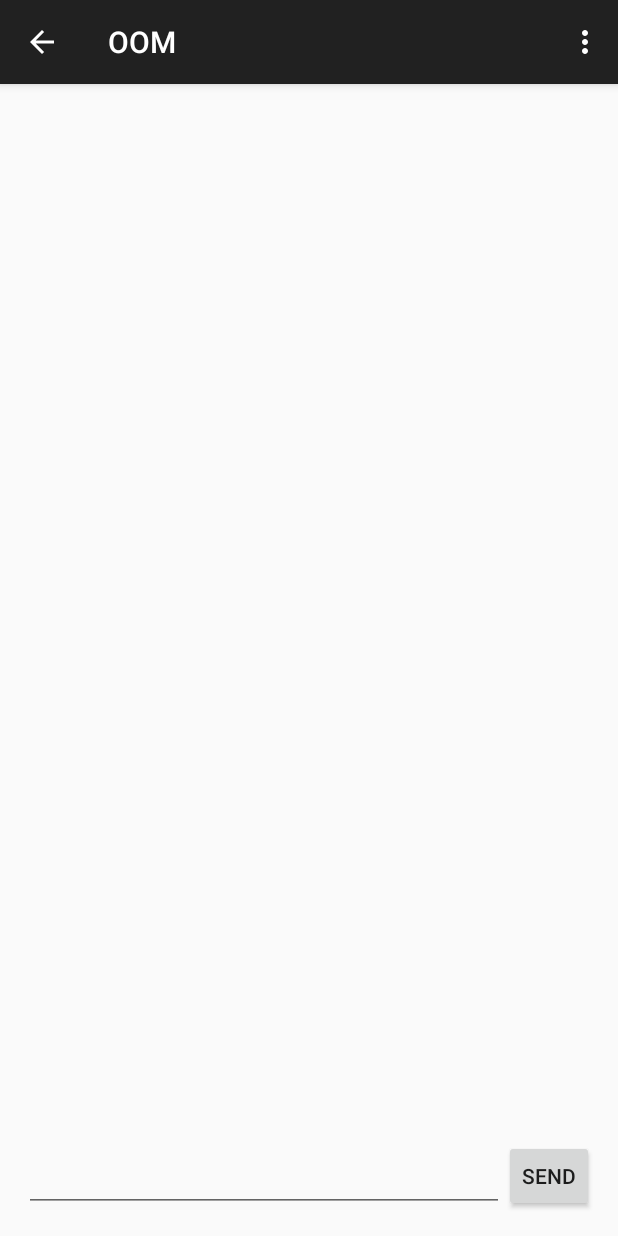
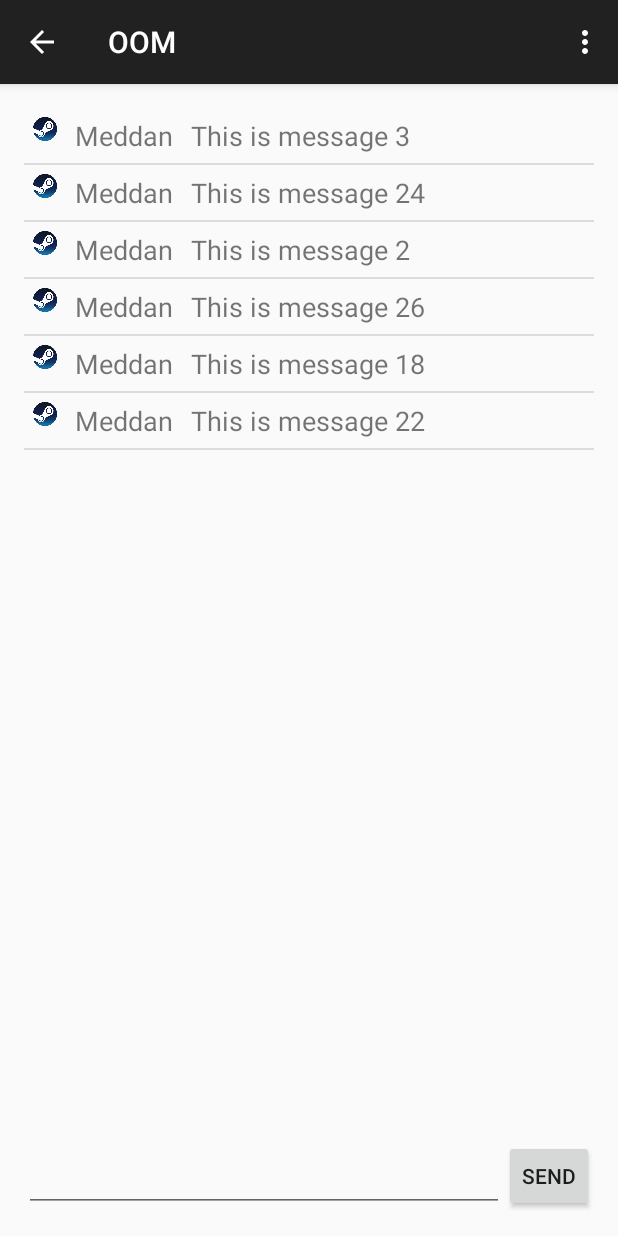
Before and after one commit to Glazastik/OOM, an Android app: the screen it shows after launch (MainActivity), after a tap on "Meddan", on a phone screen of 412 x 824 dp. Run offline under Robolectric (Android 15) with nearby library versions, the phone set to English and light mode, and no system bars; 2 statements that could not run were skipped.

Commit message:
Finally made services display correctly.

```diff
--- a/Android/OOM/app/src/main/java/se/chalmers/oomproject/oom/Contact.java
+++ b/Android/OOM/app/src/main/java/se/chalmers/oomproject/oom/Contact.java
@@ -6,6 +6,11 @@ import java.util.ArrayList;
  * Created by Anton on 2015-03-11.
  */
 public class Contact {
+
+    public static Contact Me = new Contact();
+    static {
+        Me.nickName = "Me";
+    }
 
     private String firstName, nickName, lastName;
     private ArrayList<IService> services;
@@ -51,7 +56,4 @@ public class Contact {
     public void setLastName(String lastName) {
         this.lastName = lastName;
     }
-
-
-
 }
--- a/Android/OOM/app/src/main/java/se/chalmers/oomproject/oom/Conversation.java
+++ b/Android/OOM/app/src/main/java/se/chalmers/oomproject/oom/Conversation.java
@@ -1,4 +1,6 @@
 package se.chalmers.oomproject.oom;
+
+import android.util.Log;
 
 import java.util.ArrayList;
 
@@ -12,15 +14,16 @@ public class Conversation {
     public Conversation(Contact c){
         contact = c;
         messages = new ArrayList<>();
+        ArrayList<IService> services = new ArrayList<IService>();
+        services.add(new IService.Steam());
+        for(int i = 0; i < 6; i++){
+            messages.add(new Message("This is message " + (int) (29 * Math.random()),services,c));
+        }
     }
 
-    public void addMessage(String m){
-
-        ArrayList<IService> services = new ArrayList<IService>();
-        services.add(new IService.Facebook());
-        services.add(new IService.Steam());
-        messages.add(new Message(m, services, this.contact));
-        //messages.add(m);
+    public void addMessage(Message m){
+        //TODO: Validation
+        messages.add(m);
     }
 
     public ArrayList<Message> getMessages(){ return messages; }
--- a/Android/OOM/app/src/main/java/se/chalmers/oomproject/oom/MainActivity.java
+++ b/Android/OOM/app/src/main/java/se/chalmers/oomproject/oom/MainActivity.java
@@ -21,19 +21,15 @@ import android.widget.TextView;
 
 public class MainActivity extends ActionBarActivity
         implements NavigationDrawerFragment.NavigationDrawerCallbacks {
-
     /**
      * Fragment managing the behaviors, interactions and presentation of the navigation drawer.
      */
     private NavigationDrawerFragment mNavigationDrawerFragment;
-
     /**
      * Used to store the last screen title. For use in {@link #restoreActionBar()}.
      */
     private CharSequence mTitle;
-
     private boolean isContact = false;
-
     @Override
     protected void onCreate(Bundle savedInstanceState) {
         super.onCreate(savedInstanceState);
--- a/Android/OOM/app/src/main/java/se/chalmers/oomproject/oom/Message.java
+++ b/Android/OOM/app/src/main/java/se/chalmers/oomproject/oom/Message.java
@@ -1,4 +1,6 @@
 package se.chalmers.oomproject.oom;
+
+import android.util.Log;
 
 import java.util.ArrayList;
 
--- a/Android/OOM/app/src/main/java/se/chalmers/oomproject/oom/MessageAdapter.java
+++ b/Android/OOM/app/src/main/java/se/chalmers/oomproject/oom/MessageAdapter.java
@@ -28,25 +28,29 @@ public class MessageAdapter extends ArrayAdapter<Message> {
 
     @Override
     public View getView(int position, View convertView, ViewGroup parent) {
-        // Get the data item for this position
         Message message = getItem(position);
-        // Check if an existing view is being reused, otherwise inflate the view
+        ArrayList<ImageView> imageList = new ArrayList<ImageView>();
         if (convertView == null) {
             convertView = LayoutInflater.from(getContext()).inflate(R.layout.item_message, parent, false);
-            LinearLayout serviceList = (LinearLayout) convertView.findViewById(R.id.serviceList);
+
+        }
         for(IService s : message.getServices()){
             ImageView logoView = new ImageView(this.context);
             logoView.setImageDrawable(s.getLogo(this.context));
             logoView.setAdjustViewBounds(true);
-                logoView.setMaxHeight(16);
-                logoView.setMaxWidth(16);
-                serviceList.addView(logoView);
+            logoView.setMaxHeight(24);
+            logoView.setMaxWidth(24);
+            imageList.add(logoView);
+        }
+        LinearLayout serviceList = (LinearLayout) convertView.findViewById(R.id.serviceList);
+        serviceList.removeAllViews();
+        for(ImageView i : imageList){
+            serviceList.addView(i);
         }
         TextView tvSender = (TextView) convertView.findViewById(R.id.tvSender);
         TextView tvText = (TextView) convertView.findViewById(R.id.tvText);
         tvSender.setText(message.getSender().getNickName());
         tvText.setText(message.getText());
-        }
         return convertView;
     }
 }
--- a/Android/OOM/app/src/main/res/layout/item_message.xml
+++ b/Android/OOM/app/src/main/res/layout/item_message.xml
@@ -9,18 +9,25 @@
         android:orientation="horizontal"
         android:layout_height="wrap_content"
         android:id="@+id/serviceList"
-        android:layout_weight="0"/>
+        android:layout_gravity="left"
+        android:padding="6dp"/>
 
     <TextView
         android:layout_width="wrap_content"
         android:layout_height="wrap_content"
-        android:layout_gravity="center"
         android:id="@+id/tvSender"
-        android:layout_weight="1"/>
+        android:layout_gravity="left"
+        android:padding="6dp"
+        android:textSize="8pt"/>
 
     <TextView
         android:layout_width="wrap_content"
         android:layout_height="wrap_content"
         android:id="@+id/tvText"
-        android:layout_weight="1"/>
+        android:layout_gravity="left"
+        android:padding="6dp"
+        android:textSize="8pt"/>
+
+
+
 </LinearLayout>
```
Also changed, not shown: Android/OOM/app/src/main/java/se/chalmers/oomproject/oom/ConversationFragment.java (+8 -1 lines). Lines whose indentation alone changed are shown as unchanged.
